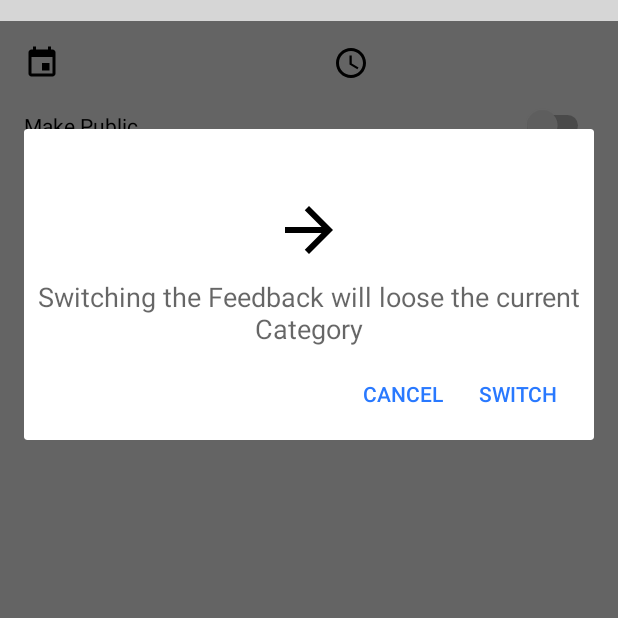
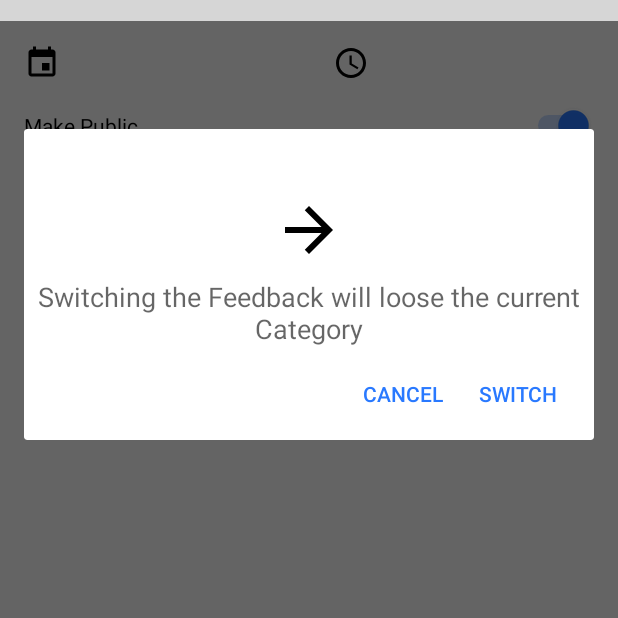
Before and after one commit to seibushin/feedbackr, an Android app: the fragment FeedbackEditFragment placed in its activity, after a tap on "Switch Feedback", on a phone screen of 412 x 824 dp, the part 333-951 px from its top. Run offline under Robolectric (Android 15) with nearby library versions, the phone set to English and light mode, and no system bars; our stand-ins replace Firebase (no records; nobody signed in at launch, a user with empty details on screens opened directly), data binding; libraries missing offline, so code that uses them is left out: com.firebase.geofire; 25 statements that could not run were skipped; grey boxes are pictures that could not be loaded.

Commit message:
public is now default

```diff
--- a/Android/app/src/main/res/layout/fragment_feedback_edit.xml
+++ b/Android/app/src/main/res/layout/fragment_feedback_edit.xml
@@ -103,17 +103,16 @@
                 android:id="@+id/switchPublish"
                 android:layout_width="0dp"
                 android:layout_height="wrap_content"
-                android:layout_marginEnd="16dp"
                 android:layout_marginLeft="16dp"
                 android:layout_marginRight="16dp"
-                android:layout_marginStart="16dp"
-                android:checked="@={feedback.published}"
+                android:layout_marginTop="16dp"
+                android:checked="true"
                 android:text="@string/feedback_publish"
+                app:layout_constraintHorizontal_bias="0.0"
                 app:layout_constraintLeft_toLeftOf="parent"
                 app:layout_constraintRight_toRightOf="parent"
-                android:layout_marginTop="16dp"
                 app:layout_constraintTop_toBottomOf="@+id/imageViewTime"
-                app:layout_constraintHorizontal_bias="0.0"/>
+                tools:checked="true" />
 
             <!-- TODO: Add hints what switches do-->
 
```
